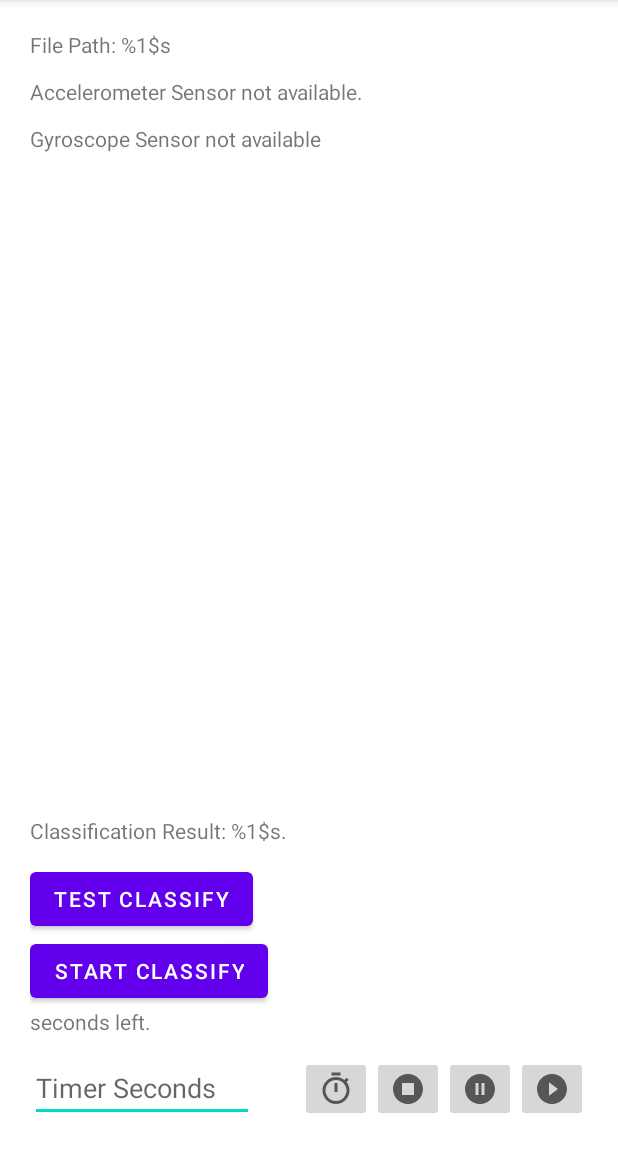
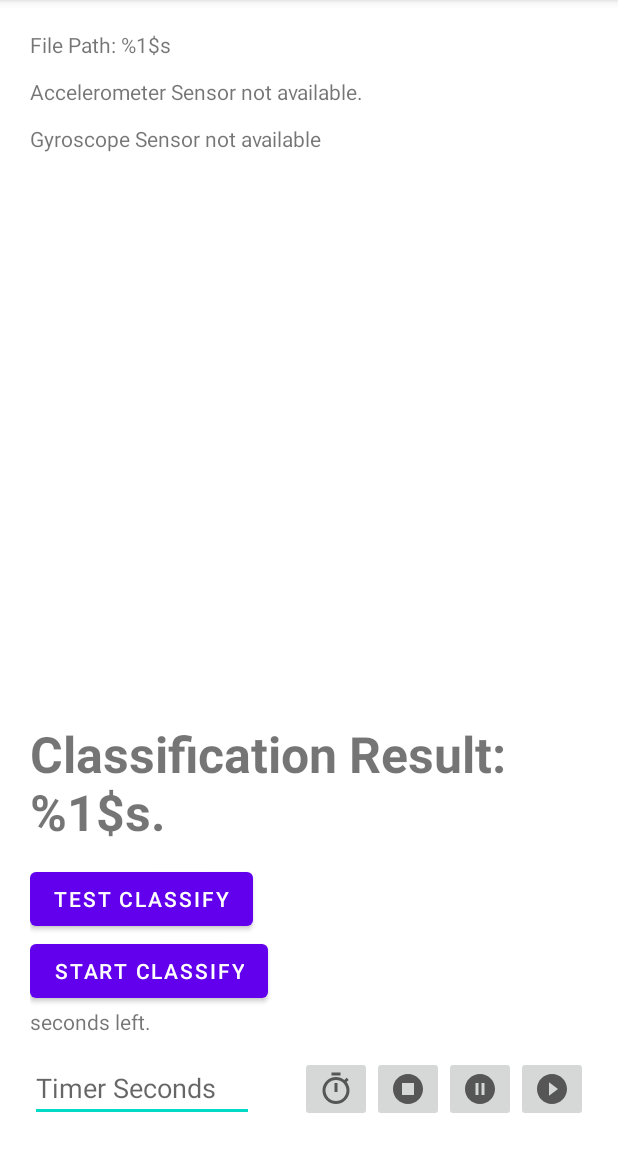
Before and after one commit to leschtz/mcl-activity-monitoring, an Android app: the screen it shows after launch (MainActivity), on a phone screen of 412 x 824 dp, the part 84-1236 px from its top. Run offline under Robolectric (Android 15) with nearby library versions, the light colour scheme and no system bars.

Commit message:
increasing text size

```diff
--- a/app/src/main/res/layout/activity_main.xml
+++ b/app/src/main/res/layout/activity_main.xml
@@ -49,6 +49,8 @@
         android:layout_height="wrap_content"
         android:layout_marginBottom="12dp"
         android:text="@string/classification_result"
+        android:textStyle="bold"
+        android:textSize="50px"
         app:layout_constraintBottom_toTopOf="@id/classify_button"
         app:layout_constraintLeft_toLeftOf="parent" />
 
```
